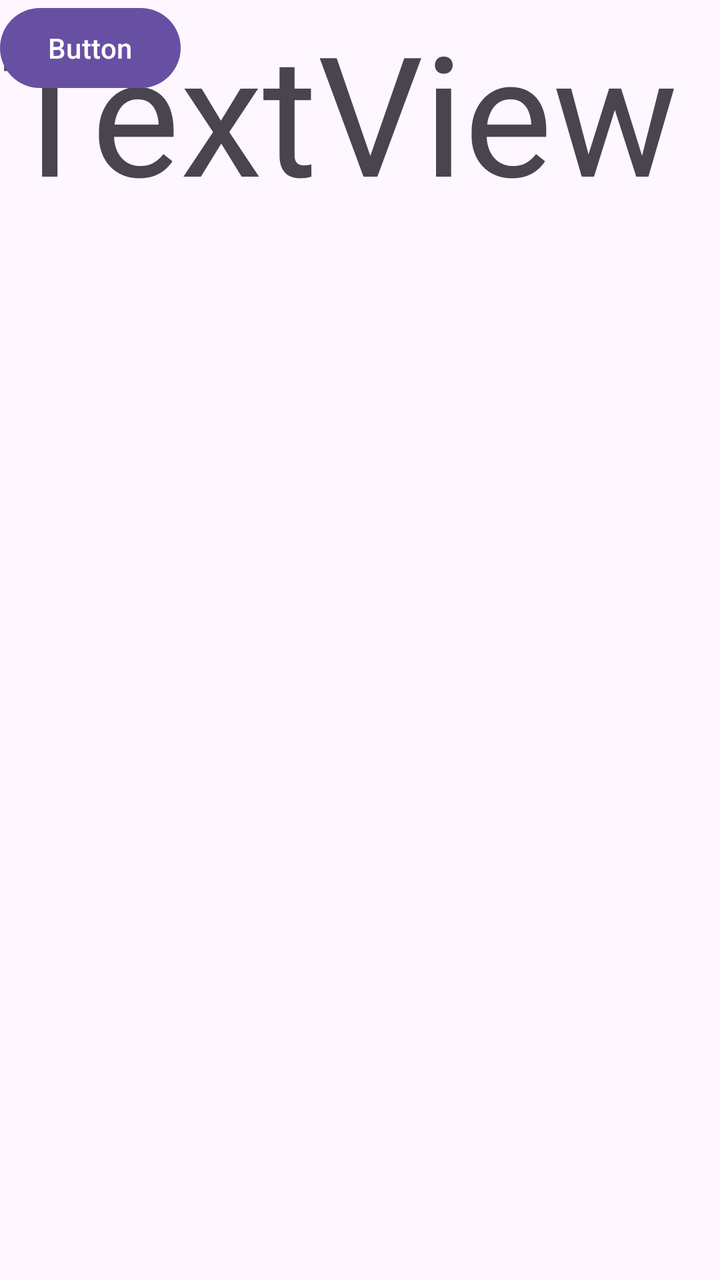
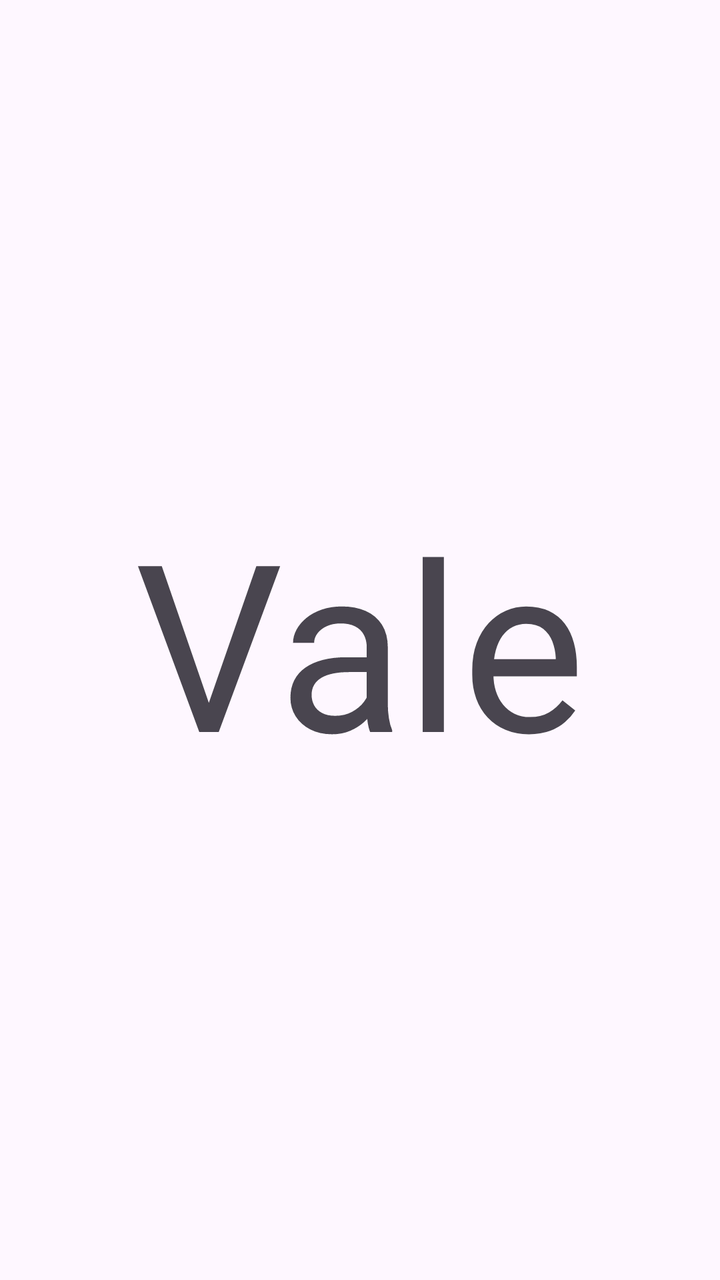

Before-and-after screenshots of an Android layout around one commit, followed by the original layout XML and the change that was made.
<!-- AndroidManifest.xml: application theme Theme.MyApplication -->
<!-- res/layout/activity_actividad1.xml -->
<?xml version="1.0" encoding="utf-8"?>
<androidx.constraintlayout.widget.ConstraintLayout xmlns:android="http://schemas.android.com/apk/res/android"
    xmlns:tools="http://schemas.android.com/tools"
    android:layout_width="match_parent"
             android:layout_height="match_parent">

    <TextView
        android:id="@+id/textView"
        android:layout_width="wrap_content"
        android:layout_height="wrap_content"
        android:text="TextView"
        android:textSize="250px"
        tools:layout_editor_absoluteX="12dp"
        tools:layout_editor_absoluteY="276dp"
        tools:ignore="MissingConstraints" />

    <Button
        android:id="@+id/button"
        android:layout_width="wrap_content"
        android:layout_height="wrap_content"
        android:text="Button"
        tools:layout_editor_absoluteX="161dp"
        tools:layout_editor_absoluteY="477dp"
        tools:ignore="MissingConstraints" />
</androidx.constraintlayout.widget.ConstraintLayout>
<!-- resources referenced by this layout -->
<resources>
  <style name="Theme.MyApplication" parent="Base.Theme.MyApplication" />
  <style name="Base.Theme.MyApplication" parent="Theme.Material3.DayNight.NoActionBar">
          
          
      </style>
</resources>

<!-- the commit's change to res/layout/activity_actividad1.xml (unified diff, before → after) -->
@@ -1,25 +1,20 @@
 <?xml version="1.0" encoding="utf-8"?>
 <androidx.constraintlayout.widget.ConstraintLayout xmlns:android="http://schemas.android.com/apk/res/android"
+    xmlns:app="http://schemas.android.com/apk/res-auto"
     xmlns:tools="http://schemas.android.com/tools"
+    android:id="@+id/main"
     android:layout_width="match_parent"
-             android:layout_height="match_parent">
+    android:layout_height="match_parent"
+    tools:context=".MainActivity">
 
     <TextView
-        android:id="@+id/textView"
         android:layout_width="wrap_content"
         android:layout_height="wrap_content"
-        android:text="TextView"
-        android:textSize="250px"
-        tools:layout_editor_absoluteX="12dp"
-        tools:layout_editor_absoluteY="276dp"
-        tools:ignore="MissingConstraints" />
+        android:textSize="350px"
+        android:text="Vale"
+        app:layout_constraintBottom_toBottomOf="parent"
+        app:layout_constraintEnd_toEndOf="parent"
+        app:layout_constraintStart_toStartOf="parent"
+        app:layout_constraintTop_toTopOf="parent" />
 
-    <Button
-        android:id="@+id/button"
-        android:layout_width="wrap_content"
-        android:layout_height="wrap_content"
-        android:text="Button"
-        tools:layout_editor_absoluteX="161dp"
-        tools:layout_editor_absoluteY="477dp"
-        tools:ignore="MissingConstraints" />
 </androidx.constraintlayout.widget.ConstraintLayout>
